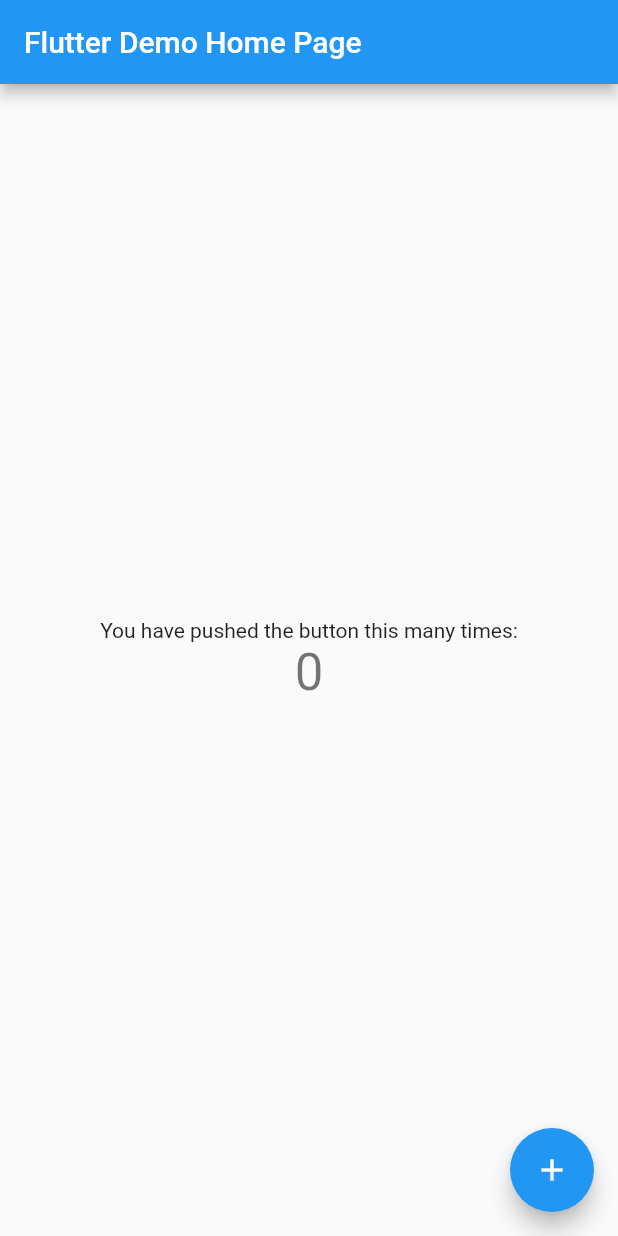
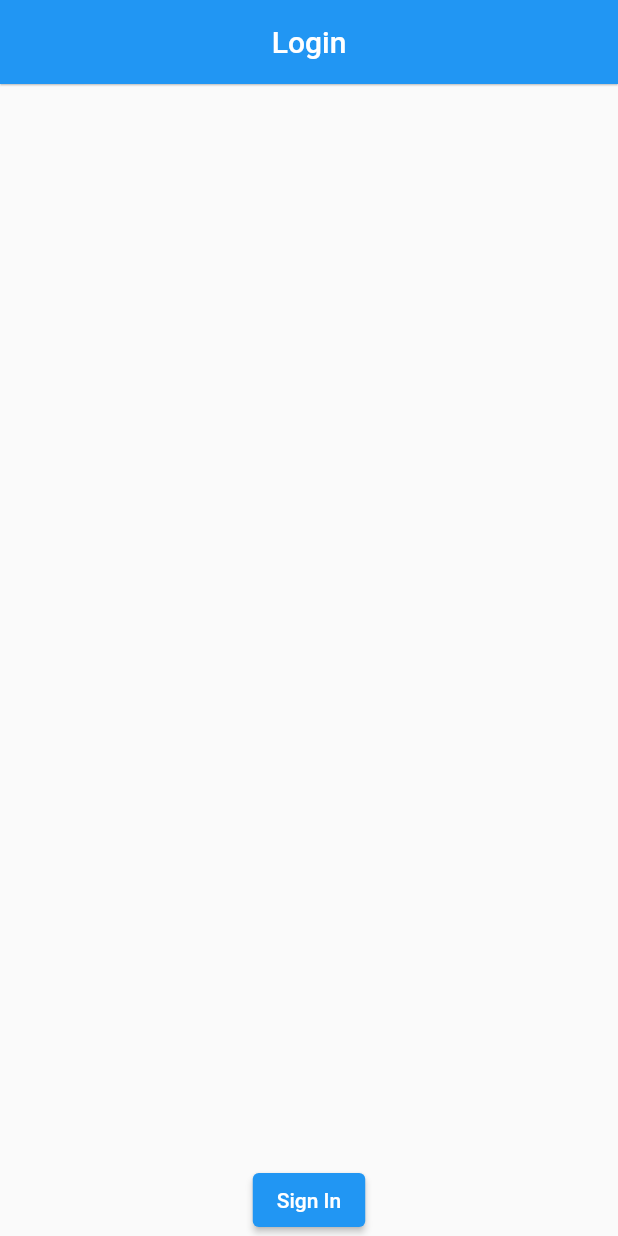
Before and after one commit to mambaur/google-auth-flutter, a Flutter app: the screen it shows after launch, on a phone screen of 412 x 824 dp. Run offline on Flutter 3.47's test engine with Material 2 defaults, Android fonts, the phone set to English and light mode, and no system bars; our stand-ins replace google_sign_in.

Commit message:
sign in google done

```diff
--- a/lib/main.dart
+++ b/lib/main.dart
@@ -1,8 +1,17 @@
+import 'package:flutter/foundation.dart';
 import 'package:flutter/material.dart';
+import 'package:google_sign_in/google_sign_in.dart';
 
 void main() {
   runApp(const MyApp());
 }
+
+final GoogleSignIn _googleSignIn = GoogleSignIn(
+  scopes: [
+    'email',
+    'https://www.googleapis.com/auth/contacts.readonly',
+  ],
+);
 
 class MyApp extends StatelessWidget {
   const MyApp({Key? key}) : super(key: key);
@@ -11,105 +20,75 @@ class MyApp extends StatelessWidget {
   @override
   Widget build(BuildContext context) {
     return MaterialApp(
-      title: 'Flutter Demo',
+      title: 'Google Sign In',
       theme: ThemeData(
-        // This is the theme of your application.
-        //
-        // Try running your application with "flutter run". You'll see the
-        // application has a blue toolbar. Then, without quitting the app, try
-        // changing the primarySwatch below to Colors.green and then invoke
-        // "hot reload" (press "r" in the console where you ran "flutter run",
-        // or simply save your changes to "hot reload" in a Flutter IDE).
-        // Notice that the counter didn't reset back to zero; the application
-        // is not restarted.
         primarySwatch: Colors.blue,
       ),
-      home: const MyHomePage(title: 'Flutter Demo Home Page'),
+      debugShowCheckedModeBanner: false,
+      home: const MyHomePage(),
     );
   }
 }
 
 class MyHomePage extends StatefulWidget {
-  const MyHomePage({Key? key, required this.title}) : super(key: key);
-
-  // This widget is the home page of your application. It is stateful, meaning
-  // that it has a State object (defined below) that contains fields that affect
-  // how it looks.
-
-  // This class is the configuration for the state. It holds the values (in this
-  // case the title) provided by the parent (in this case the App widget) and
-  // used by the build method of the State. Fields in a Widget subclass are
-  // always marked "final".
-
-  final String title;
+  const MyHomePage({Key? key}) : super(key: key);
 
   @override
   State<MyHomePage> createState() => _MyHomePageState();
 }
 
 class _MyHomePageState extends State<MyHomePage> {
-  int _counter = 0;
+  GoogleSignInAccount? _currentUser;
 
-  void _incrementCounter() {
-    setState(() {
-      // This call to setState tells the Flutter framework that something has
-      // changed in this State, which causes it to rerun the build method below
-      // so that the display can reflect the updated values. If we changed
-      // _counter without calling setState(), then the build method would not be
-      // called again, and so nothing would appear to happen.
-      _counter++;
+  @override
+  void initState() {
+    _googleSignIn.onCurrentUserChanged.listen((account) {
+      setState(() {
+        _currentUser = account;
+      });
     });
+    _googleSignIn.signInSilently();
+    super.initState();
+  }
+
+  Future<void> _handleSignIn() async {
+    try {
+      await _googleSignIn.signIn();
+    } catch (error) {
+      if (kDebugMode) {
+        print(error);
+      }
+    }
   }
 
   @override
   Widget build(BuildContext context) {
-    // This method is rerun every time setState is called, for instance as done
-    // by the _incrementCounter method above.
-    //
-    // The Flutter framework has been optimized to make rerunning build methods
-    // fast, so that you can just rebuild anything that needs updating rather
-    // than having to individually change instances of widgets.
     return Scaffold(
       appBar: AppBar(
-        // Here we take the value from the MyHomePage object that was created by
-        // the App.build method, and use it to set our appbar title.
-        title: Text(widget.title),
+        title: Text(_currentUser != null ? 'Dashboard' : 'Login'),
+        elevation: 0.5,
+        centerTitle: true,
       ),
-      body: Center(
-        // Center is a layout widget. It takes a single child and positions it
-        // in the middle of the parent.
-        child: Column(
-          // Column is also a layout widget. It takes a list of children and
-          // arranges them vertically. By default, it sizes itself to fit its
-          // children horizontally, and tries to be as tall as its parent.
-          //
-          // Invoke "debug painting" (press "p" in the console, choose the
-          // "Toggle Debug Paint" action from the Flutter Inspector in Android
-          // Studio, or the "Toggle Debug Paint" command in Visual Studio Code)
-          // to see the wireframe for each widget.
-          //
-          // Column has various properties to control how it sizes itself and
-          // how it positions its children. Here we use mainAxisAlignment to
-          // center the children vertically; the main axis here is the vertical
-          // axis because Columns are vertical (the cross axis would be
-          // horizontal).
-          mainAxisAlignment: MainAxisAlignment.center,
-          children: <Widget>[
-            const Text(
-              'You have pushed the button this many times:',
+      body: _currentUser != null
+          ? ListTile(
+              leading: GoogleUserCircleAvatar(identity: _currentUser!),
+              title: Text(_currentUser!.displayName ?? ''),
+              subtitle: Text(_currentUser!.email),
+              trailing: IconButton(
+                icon: Icon(Icons.logout_outlined),
+                onPressed: () async {
+                  await _googleSignIn.disconnect();
+                },
+              ),
+            )
+          : Container(
+              alignment: Alignment.bottomCenter,
+              child: ElevatedButton(
+                  onPressed: () async {
+                    await _handleSignIn();
+                  },
+                  child: Text('Sign In')),
             ),
-            Text(
-              '$_counter',
-              style: Theme.of(context).textTheme.headline4,
-            ),
-          ],
-        ),
-      ),
-      floatingActionButton: FloatingActionButton(
-        onPressed: _incrementCounter,
-        tooltip: 'Increment',
-        child: const Icon(Icons.add),
-      ), // This trailing comma makes auto-formatting nicer for build methods.
     );
   }
 }
--- a/pubspec.yaml
+++ b/pubspec.yaml
@@ -1,5 +1,5 @@
 name: google_auth
-description: A new Flutter project.
+description: A Google Auth Sign In.
 
 # The following line prevents the package from being accidentally published to
 # pub.dev using `flutter pub publish`. This is preferred for private packages.
@@ -29,6 +29,7 @@ environment:
 dependencies:
   flutter:
     sdk: flutter
+  google_sign_in: ^5.3.3
 
 
   # The following adds the Cupertino Icons font to your application.
@@ -38,6 +39,7 @@ dependencies:
 dev_dependencies:
   flutter_test:
     sdk: flutter
+  change_app_package_name: ^1.1.0
 
   # The "flutter_lints" package below contains a set of recommended lints to
   # encourage good coding practices. The lint set provided by the package is
```
Also changed, not shown: pubspec.lock, 9 other files.
